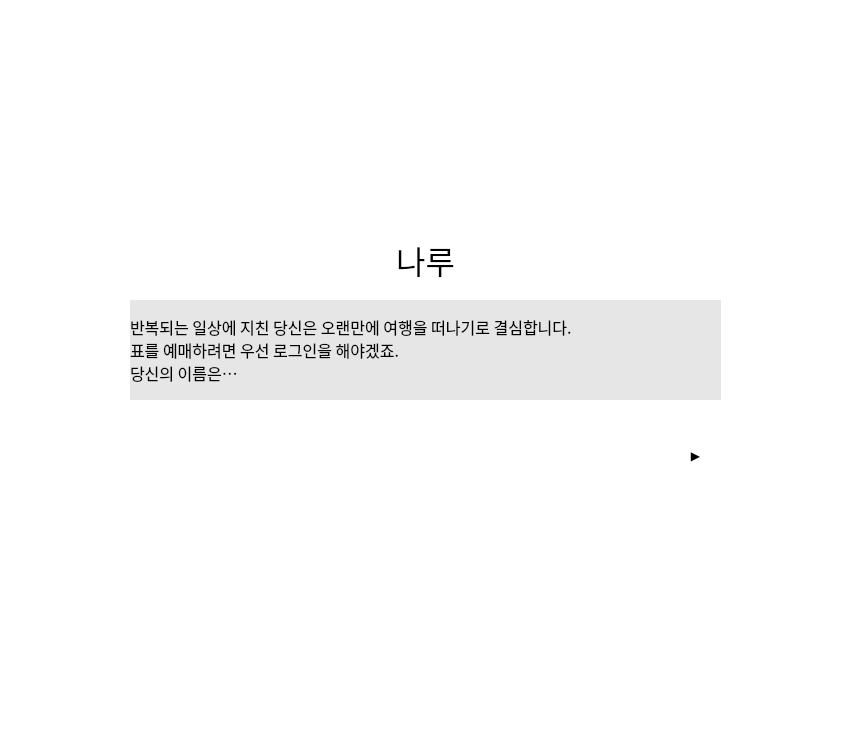
This is UIUX/screen1.ui in pil9/BU_Python_Naru as Qt 5 draws it before an edit. The edited form follows.
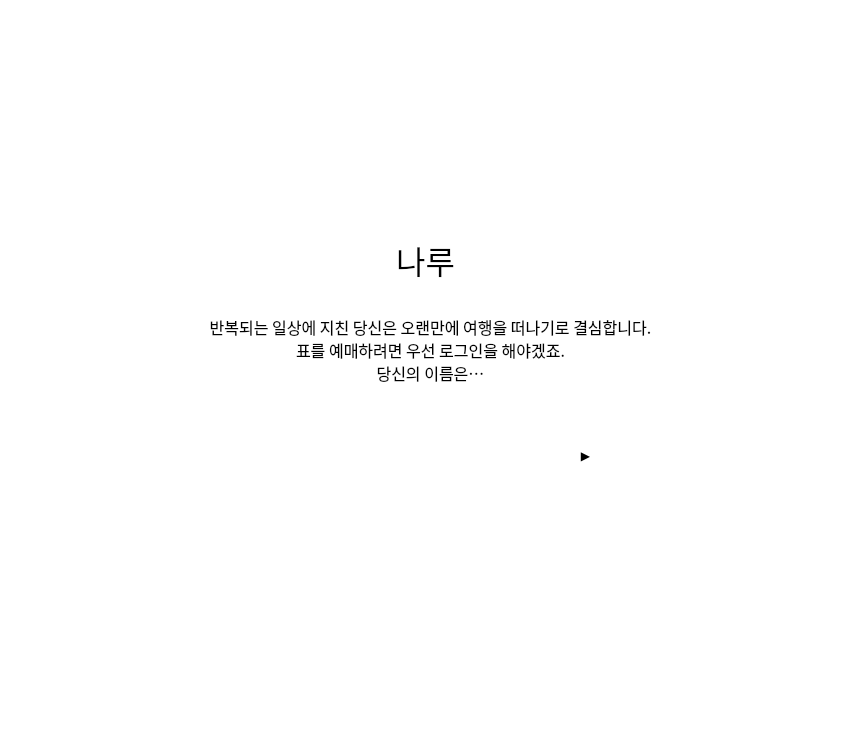
This is the edited form.

What changed in the file:
```diff
--- a/UIUX/screen1.ui
+++ b/UIUX/screen1.ui
@@ -54,9 +54,9 @@
    <widget class="QLineEdit" name="textstart">
     <property name="geometry">
      <rect>
-      <x>150</x>
+      <x>270</x>
       <y>430</y>
-      <width>511</width>
+      <width>281</width>
       <height>51</height>
      </rect>
     </property>
@@ -82,9 +82,9 @@
    <widget class="QLabel" name="label_3">
     <property name="geometry">
      <rect>
-      <x>130</x>
+      <x>180</x>
       <y>300</y>
-      <width>591</width>
+      <width>501</width>
       <height>100</height>
      </rect>
     </property>
@@ -103,21 +103,21 @@
      </font>
     </property>
     <property name="styleSheet">
-     <string notr="true">background: rgb(0,0,0,0.1);</string>
+     <string notr="true">background: rgb(255,255,255,0.15);</string>
     </property>
     <property name="text">
-     <string>&lt;html&gt;&lt;head/&gt;&lt;body&gt;&lt;p&gt;반복되는 일상에 지친 당신은 오랜만에 여행을 떠나기로 결심합니다.&lt;br/&gt;표를 예매하려면 우선 로그인을 해야겠죠.&lt;br/&gt;당신의 이름은…&lt;/p&gt;&lt;/body&gt;&lt;/html&gt;</string>
+     <string>&lt;html&gt;&lt;head/&gt;&lt;body&gt;&lt;p&gt;  반복되는 일상에 지친 당신은 오랜만에 여행을 떠나기로 결심합니다.&lt;br/&gt;  표를 예매하려면 우선 로그인을 해야겠죠.&lt;br/&gt;  당신의 이름은…&lt;/p&gt;&lt;/body&gt;&lt;/html&gt;</string>
     </property>
     <property name="alignment">
-     <set>Qt::AlignLeading|Qt::AlignLeft|Qt::AlignVCenter</set>
+     <set>Qt::AlignCenter</set>
     </property>
    </widget>
    <widget class="QPushButton" name="pushButton">
     <property name="geometry">
      <rect>
-      <x>120</x>
+      <x>240</x>
       <y>430</y>
-      <width>611</width>
+      <width>381</width>
       <height>51</height>
      </rect>
     </property>
@@ -149,7 +149,7 @@
    <widget class="QPushButton" name="nextbtn">
     <property name="geometry">
      <rect>
-      <x>680</x>
+      <x>570</x>
       <y>440</y>
       <width>31</width>
       <height>31</height>
```
Left out of the diff: 2 changed lines with no effect on the pictures.
